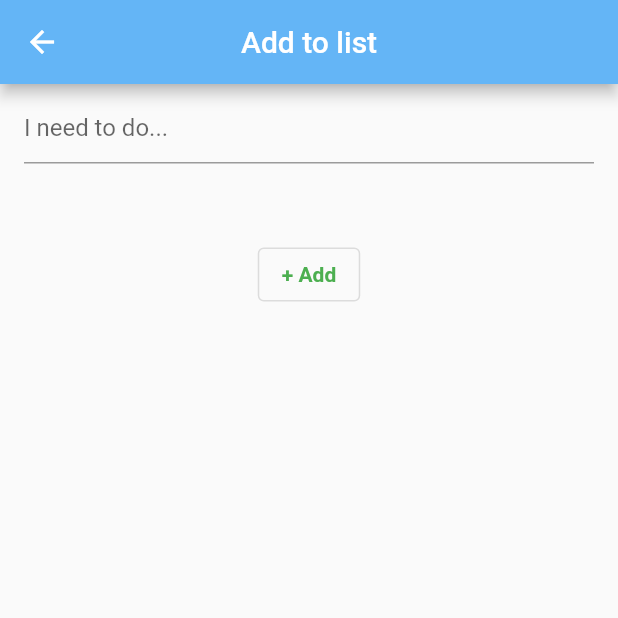
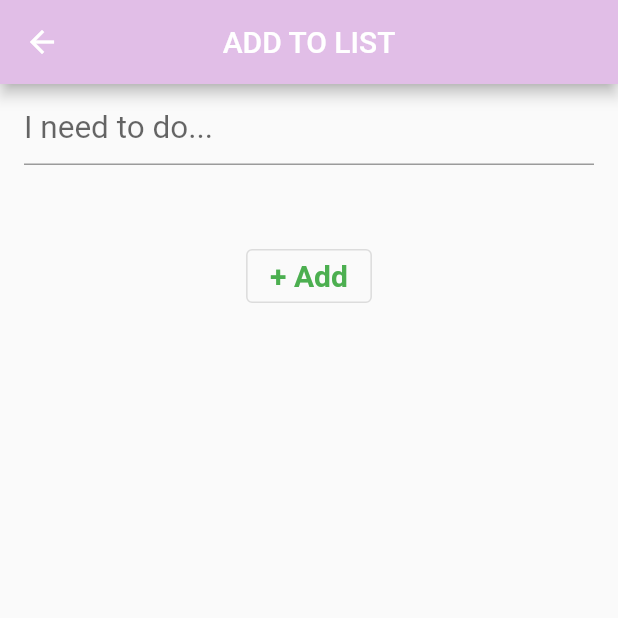
Before and after one commit to gu-tig169/gusfalkam, a Flutter app: the EditListview screen opened directly, on a phone screen of 412 x 824 dp, the top half of it. Run offline on Flutter 3.47's test engine with Material 2 defaults, Android fonts, the phone set to English and light mode, and no system bars.

Commit message:
Update EditListview.dart

```diff
--- a/lib/EditListview.dart
+++ b/lib/EditListview.dart
@@ -1,7 +1,5 @@
 import 'package:flutter/material.dart';
 import './model.dart';
-
-// Detta är andra vyn på appen
 
 class EditListview extends StatefulWidget {
   final TodoTask task;
@@ -26,6 +24,9 @@ class EditListviewState extends State<EditListview> {
 
     textEditingController = TextEditingController(text: task.message);
 
+
+// Lyssnare som kommer anropas när värdet i texteditingcontroller ändrar sig.
+
     textEditingController.addListener(() {
       setState(() {
         message = textEditingController.text;
@@ -41,14 +42,14 @@ class EditListviewState extends State<EditListview> {
       },
       child: Text(
         '+ Add',
-        style: TextStyle(fontWeight: FontWeight.bold),
+        style: TextStyle(fontWeight: FontWeight.bold, fontSize: 20.0),
       ),
     );
     return Scaffold(
       appBar: AppBar(
-        title: Text('Add to list'),
+        title: Text('ADD TO LIST'),
         centerTitle: true,
-        backgroundColor: Colors.blue[300],
+        backgroundColor: Colors.purple[100],
       ),
       body: Center(
         child: Column(
@@ -69,7 +70,11 @@ class EditListviewState extends State<EditListview> {
   Widget _textInputField() {
     return Container(
       margin: EdgeInsets.only(left: 16, right: 16),
+      width: 500.0,
       child: TextField(
+        style: TextStyle(
+          fontSize: 21.0,
+        ),
         controller: textEditingController,
         decoration: InputDecoration(hintText: 'I need to do...'),
       ),
```
